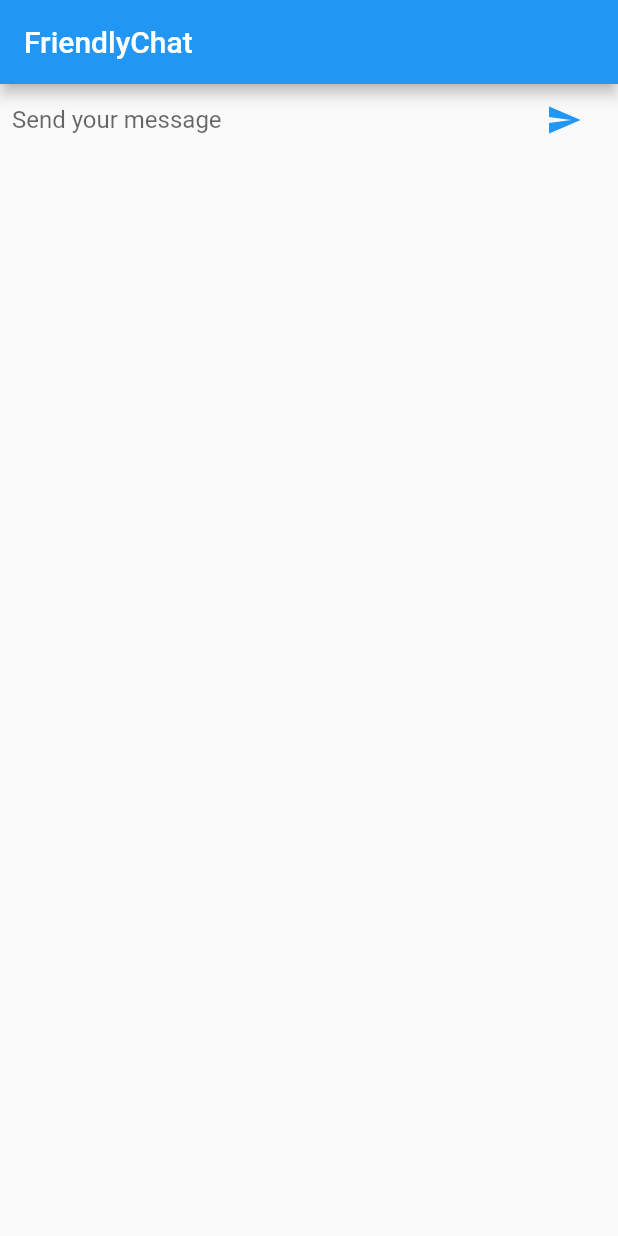
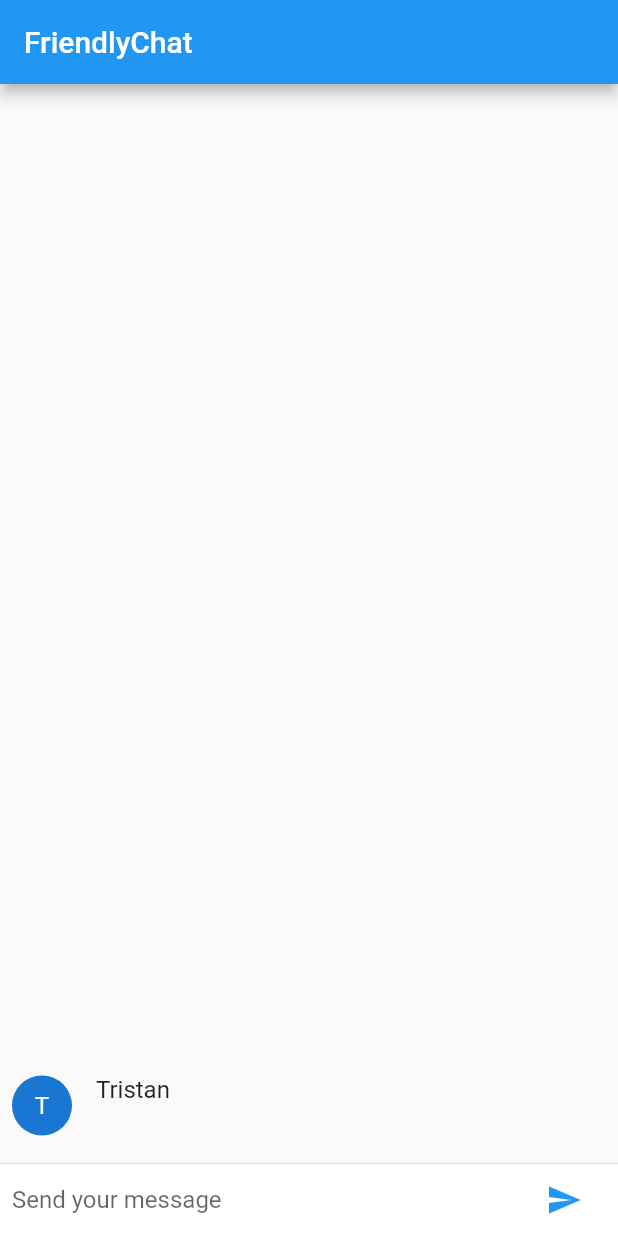
Before and after one commit to Xuffasch/flutter_beautiful_ui, a Flutter app: the screen it shows after launch, after a tap on the "send" icon, on a phone screen of 412 x 824 dp. Run offline on Flutter 3.47's test engine with Material 2 defaults, Android fonts, the phone set to English and light mode, and no system bars.

```diff
--- a/friendlychat/lib/main.dart
+++ b/friendlychat/lib/main.dart
@@ -24,6 +24,8 @@ class ChatScreen extends StatefulWidget {
 class ChatScreenState extends State<ChatScreen> {
   // Add state variable OUTSIDE of the build function
   final TextEditingController _textController = TextEditingController();
+  // feature 'Message'
+  final List<ChatMessage> _messages = <ChatMessage>[];
 
   // Add functions OUTSIDE of the build function
   Widget _buildTextComposer() {
@@ -61,13 +63,42 @@ class ChatScreenState extends State<ChatScreen> {
 
   void _handleSubmitted(String text) {
     _textController.clear();
+    // feature 'Message'
+    ChatMessage message = ChatMessage(
+      text: text,
+    );
+    setState( () {
+      _messages.insert(0, message);
+    });
   }
 
   @override
   Widget build(BuildContext context) {
     return new Scaffold(
       appBar: new AppBar(title: new Text("FriendlyChat")),
-      body: _buildTextComposer(),
+      body: Column(
+        children: <Widget>[
+          // ListView to display the messages
+          Flexible(
+            child: ListView.builder(
+              padding: EdgeInsets.all(8.0),
+              reverse: true,
+              itemBuilder: (_, int index) => _messages[index],
+              itemCount: _messages.length,
+            ),
+          ),
+          // Divider to separate the list from the text field
+          Divider(height: 1.0),
+          // Text field to enter messages. Container is used to
+          // provide a way to defint background images, padding, margins,
+          // to the _buildTextComposer output widget
+          Container(
+            decoration: BoxDecoration(
+              color: Theme.of(context).cardColor),
+            child: _buildTextComposer(),
+          ),
+        ],
+      ),
     );
   }
 }
```
